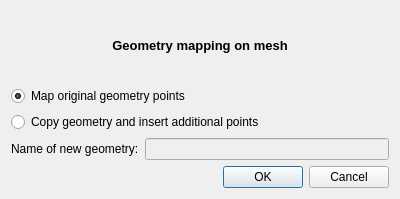
Above: Gui/DataView/GeoOnMeshMapping.ui from ufz/ogs before the change. Below: the same form after it.
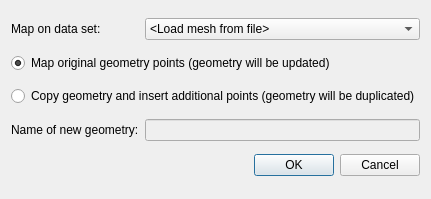
That is the form after the change.

Commit message: updated the geometry mapping dialog so it is more intuitive

Diff of the .ui file:
```diff
--- a/Gui/DataView/GeoOnMeshMapping.ui
+++ b/Gui/DataView/GeoOnMeshMapping.ui
@@ -23,7 +23,7 @@
       </sizepolicy>
      </property>
      <property name="text">
-      <string>Map original geometry points</string>
+      <string>Map original geometry points (geometry will be updated)</string>
      </property>
      <property name="checked">
       <bool>true</bool>
@@ -59,29 +59,6 @@
      </property>
     </widget>
    </item>
-   <item row="0" column="0" colspan="2">
-    <widget class="QLabel" name="headerLabel">
-     <property name="sizePolicy">
-      <sizepolicy hsizetype="Preferred" vsizetype="Minimum">
-       <horstretch>0</horstretch>
-       <verstretch>0</verstretch>
-      </sizepolicy>
-     </property>
-     <property name="font">
-      <font>
-       <pointsize>10</pointsize>
-       <weight>75</weight>
-       <bold>true</bold>
-      </font>
-     </property>
-     <property name="text">
-      <string>Geometry mapping on mesh</string>
-     </property>
-     <property name="alignment">
-      <set>Qt::AlignCenter</set>
-     </property>
-    </widget>
-   </item>
    <item row="2" column="0" colspan="2">
     <widget class="QRadioButton" name="advancedMappingButton">
      <property name="sizePolicy">
@@ -91,7 +68,7 @@
       </sizepolicy>
      </property>
      <property name="text">
-      <string>Copy geometry and insert additional points</string>
+      <string>Copy geometry and insert additional points (geometry will be duplicated)</string>
      </property>
     </widget>
    </item>
@@ -105,6 +82,27 @@
      </property>
     </widget>
    </item>
+   <item row="0" column="0">
+    <widget class="QLabel" name="meshNameLabel">
+     <property name="text">
+      <string>Map on data set:</string>
+     </property>
+    </widget>
+   </item>
+   <item row="0" column="1">
+    <widget class="QComboBox" name="meshNameComboBox">
+     <item>
+      <property name="text">
+       <string>&lt;Load mesh from file&gt;</string>
+      </property>
+     </item>
+     <item>
+      <property name="text">
+       <string>&lt;Load DEM from file&gt;</string>
+      </property>
+     </item>
+    </widget>
+   </item>
   </layout>
  </widget>
  <resources/>
```
Left out of the diff: 2 changed lines with no effect on the pictures. The commit also changes 3 other files.
